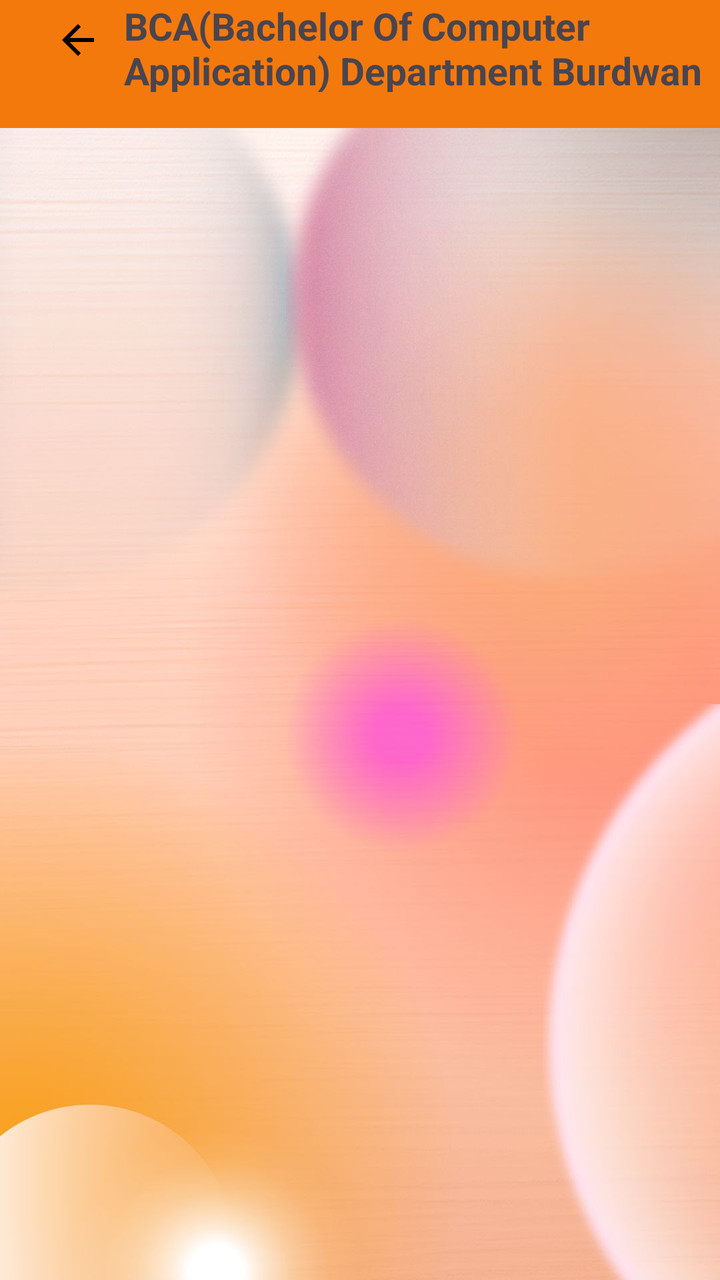
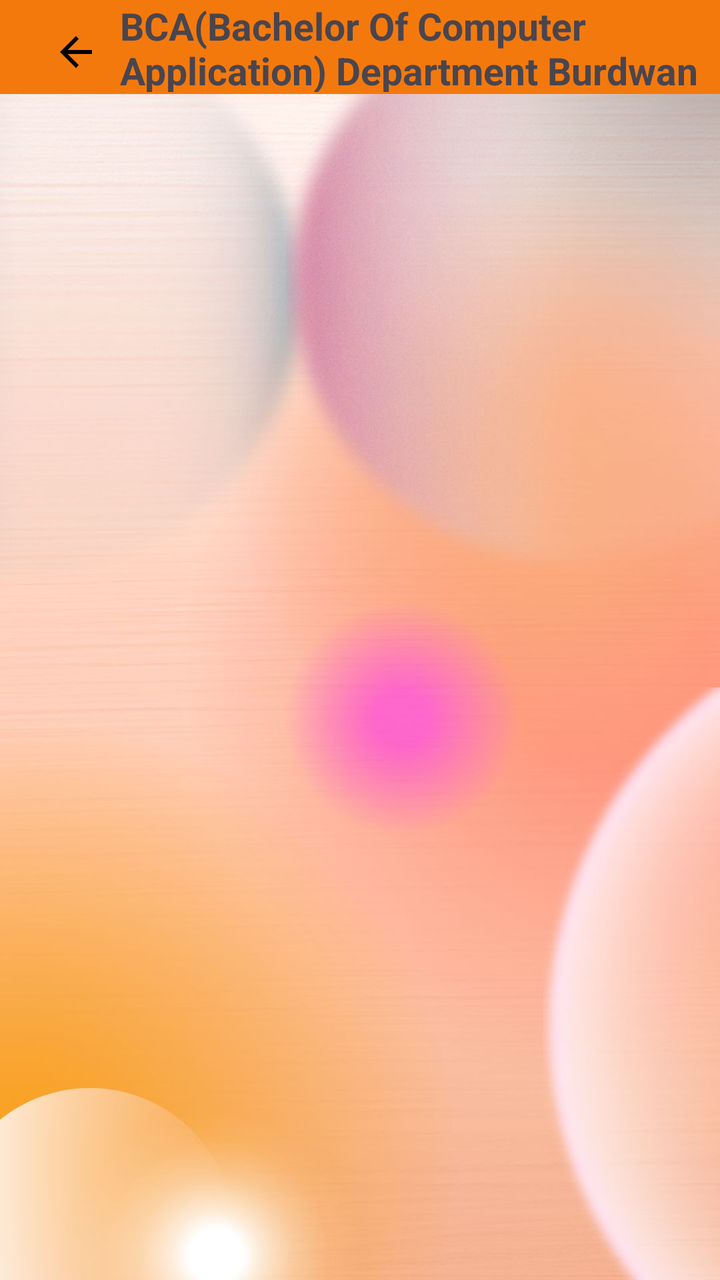

Screens rendered from an Android XML layout before and after an edit, with the pre-edit source and the edit as a unified diff.
<!-- AndroidManifest.xml: application theme Theme.MyApplication -->
<!-- res/layout/activity_one.xml -->
<?xml version="1.0" encoding="utf-8"?>
<RelativeLayout
    xmlns:android="http://schemas.android.com/apk/res/android"
    xmlns:app="http://schemas.android.com/apk/res-auto"
    xmlns:tools="http://schemas.android.com/tools"
    android:layout_width="match_parent"
    android:layout_height="match_parent"
    tools:context=".one"
    tools:ignore="ExtraText">

    <com.google.android.material.appbar.MaterialToolbar
        android:id="@+id/materialToolbar"
        android:layout_width="match_parent"
        android:layout_height="wrap_content"
        android:background="?attr/colorPrimary"
        android:minHeight="?attr/actionBarSize"
        android:theme="?attr/actionBarTheme" />

    <ImageView
        android:layout_width="match_parent"
        android:layout_height="match_parent"
        android:layout_below="@id/materialToolbar"
    android:contentDescription="@string/todo78"
    android:scaleType="centerCrop"
    android:src="@drawable/untitleddesignh"
    tools:ignore="VisualLintBounds" />

    <LinearLayout
        android:layout_width="match_parent"
        android:layout_height="@dimen/dim_46"
        android:layout_alignParentTop="true"
        android:layout_alignParentEnd="true"
        android:layout_marginEnd="0dp"
        android:layout_below="@id/materialToolbar"
    tools:ignore="UselessLeaf,TextSizeCheck">

    <ImageButton
        android:id="@+id/button1"
        android:layout_width="@dimen/dim_46"
        android:layout_height="@dimen/dim_34"
        android:layout_marginStart="@dimen/dim_16"
        android:layout_marginTop="@dimen/dim_3"
        android:background="@null"
        android:src="@drawable/baseline_arrow_back_24"
        tools:ignore="ContentDescription,ImageContrastCheck,MissingConstraints,SpeakableTextPresentCheck,TouchTargetSizeCheck"/>

    <TextView
        android:layout_width="0dp"
        android:layout_height="match_parent"
        android:layout_weight="1"
        android:layout_gravity="center"
        android:text="@string/text8"
        android:textAlignment="gravity"
        android:textColorHint="#1B1818"
        android:textSize="19sp"
        android:textStyle="bold"
        tools:ignore="TextSizeCheck,VisualLintBounds" />
</LinearLayout>

    <androidx.recyclerview.widget.RecyclerView
        android:id="@+id/recyle33"
        android:layout_width="@dimen/dim_379"
        android:layout_height="673dp"
        android:layout_alignParentStart="true"
        android:layout_alignParentBottom="true"
        android:layout_centerHorizontal="true"
        android:layout_marginStart="@dimen/dim_15"
        android:layout_marginBottom="-5dp"
        app:layoutManager="androidx.recyclerview.widget.GridLayoutManager"
        app:spanCount="2"
        tools:listitem="@layout/item_books" />

    </RelativeLayout>
<!-- res/layout/item_books.xml (included above) -->
<?xml version="1.0" encoding="utf-8"?>
<androidx.cardview.widget.CardView xmlns:android="http://schemas.android.com/apk/res/android"
    xmlns:tools="http://schemas.android.com/tools"
    android:layout_width="match_parent"
    android:layout_height="wrap_content"
    xmlns:app="http://schemas.android.com/apk/res-auto"
    android:layout_margin="@dimen/dim_5"
    app:cardCornerRadius="@dimen/dim_7">
    <LinearLayout
        android:layout_width="match_parent"
        android:layout_height="wrap_content"
        android:orientation="vertical">
        <androidx.cardview.widget.CardView
            android:layout_width="match_parent"
            android:layout_margin="@dimen/dim_5"
            app:cardCornerRadius="@dimen/dim_7"
            android:layout_height="@dimen/dim_250"
            app:cardElevation="@dimen/dim_10">
            <ImageView
                android:src="@drawable/downloads"
                android:layout_width="match_parent"
                android:layout_height="match_parent"
                android:adjustViewBounds="true"
                android:id="@+id/book_cover"
                tools:ignore="ContentDescription" />
        </androidx.cardview.widget.CardView>

        <TextView
            android:id="@+id/book_t"
            android:layout_width="wrap_content"
            android:layout_height="wrap_content"
            android:layout_margin="@dimen/dim_10"
            android:text="@string/_101_computer_fundamental"
            android:textColor="#090909"
            android:textSize="12sp"
            tools:ignore="VisualLintBounds" />
    </LinearLayout>

</androidx.cardview.widget.CardView>
<!-- resources referenced by this layout -->
<resources>
  <dimen name="dim_10">10dp</dimen>
  <dimen name="dim_15">15dp</dimen>
  <dimen name="dim_16">16dp</dimen>
  <dimen name="dim_250">250dp</dimen>
  <dimen name="dim_3">3dp</dimen>
  <dimen name="dim_34">34dp</dimen>
  <dimen name="dim_379">379dp</dimen>
  <dimen name="dim_46">46dp</dimen>
  <dimen name="dim_5">5dp</dimen>
  <dimen name="dim_7">7dp</dimen>
  <!-- drawable baseline_arrow_back_24 (drawable) -->
  <vector android:autoMirrored="true" android:height="24dp"
      android:tint="#000000" android:viewportHeight="24"
      android:viewportWidth="24" android:width="24dp" xmlns:android="http://schemas.android.com/apk/res/android">
      <path android:fillColor="@android:color/white" android:pathData="M20,11H7.83l5.59,-5.59L12,4l-8,8 8,8 1.41,-1.41L7.83,13H20v-2z"/>
  </vector>
  <!-- drawable downloads: jpg bitmap (drawable, 11586 bytes) -->
  <!-- drawable untitleddesignh: jpg bitmap (drawable, 84470 bytes) -->
  <string name="_101_computer_fundamental">101-Computer FundaMental</string>
  <string name="text8">BCA(Bachelor Of Computer Application) Department Burdwan University</string>
  <string name="todo78">TODO45</string>
  <style name="Theme.MyApplication" parent="Base.Theme.MyApplication" />
  <style name="Base.Theme.MyApplication" parent="Theme.Material3.DayNight.NoActionBar">
          
          
  
          <item name="colorPrimary">#F4790C</item>
      </style>
</resources>

<!-- the commit's change to res/layout/activity_one.xml (unified diff, before → after) -->
@@ -11,7 +11,7 @@
     <com.google.android.material.appbar.MaterialToolbar
         android:id="@+id/materialToolbar"
         android:layout_width="match_parent"
-        android:layout_height="wrap_content"
+        android:layout_height="47dp"
         android:background="?attr/colorPrimary"
         android:minHeight="?attr/actionBarSize"
         android:theme="?attr/actionBarTheme" />
@@ -34,37 +34,37 @@
         android:layout_below="@id/materialToolbar"
     tools:ignore="UselessLeaf,TextSizeCheck">
 
-    <ImageButton
-        android:id="@+id/button1"
-        android:layout_width="@dimen/dim_46"
-        android:layout_height="@dimen/dim_34"
-        android:layout_marginStart="@dimen/dim_16"
-        android:layout_marginTop="@dimen/dim_3"
-        android:background="@null"
-        android:src="@drawable/baseline_arrow_back_24"
-        tools:ignore="ContentDescription,ImageContrastCheck,MissingConstraints,SpeakableTextPresentCheck,TouchTargetSizeCheck"/>
+        <ImageButton
+            android:id="@+id/button1"
+            android:layout_width="44dp"
+            android:layout_height="46dp"
+            android:layout_marginStart="@dimen/dim_16"
+            android:layout_marginTop="@dimen/dim_3"
+            android:background="@null"
+            android:src="@drawable/baseline_arrow_back_24"
+            tools:ignore="ContentDescription,ImageContrastCheck,MissingConstraints,SpeakableTextPresentCheck,TouchTargetSizeCheck" />
 
-    <TextView
-        android:layout_width="0dp"
-        android:layout_height="match_parent"
-        android:layout_weight="1"
-        android:layout_gravity="center"
-        android:text="@string/text8"
-        android:textAlignment="gravity"
-        android:textColorHint="#1B1818"
-        android:textSize="19sp"
-        android:textStyle="bold"
-        tools:ignore="TextSizeCheck,VisualLintBounds" />
-</LinearLayout>
+        <TextView
+            android:layout_width="0dp"
+            android:layout_height="match_parent"
+            android:layout_gravity="center"
+            android:layout_weight="1"
+            android:text="@string/text8"
+            android:textAlignment="gravity"
+            android:textColorHint="#1B1818"
+            android:textSize="19sp"
+            android:textStyle="bold"
+            tools:ignore="TextSizeCheck,VisualLintBounds" />
+    </LinearLayout>
 
     <androidx.recyclerview.widget.RecyclerView
         android:id="@+id/recyle33"
-        android:layout_width="@dimen/dim_379"
-        android:layout_height="673dp"
+        android:layout_width="match_parent"
+        android:layout_height="682dp"
         android:layout_alignParentStart="true"
         android:layout_alignParentBottom="true"
         android:layout_centerHorizontal="true"
-        android:layout_marginStart="@dimen/dim_15"
+        android:layout_marginStart="0dp"
         android:layout_marginBottom="-5dp"
         app:layoutManager="androidx.recyclerview.widget.GridLayoutManager"
         app:spanCount="2"
<!-- resource entries referenced after the edit -->
@@ -1,12 +1,9 @@
 <!-- resources referenced by this layout -->
 <resources>
   <dimen name="dim_10">10dp</dimen>
-  <dimen name="dim_15">15dp</dimen>
   <dimen name="dim_16">16dp</dimen>
   <dimen name="dim_250">250dp</dimen>
   <dimen name="dim_3">3dp</dimen>
-  <dimen name="dim_34">34dp</dimen>
-  <dimen name="dim_379">379dp</dimen>
   <dimen name="dim_46">46dp</dimen>
   <dimen name="dim_5">5dp</dimen>
   <dimen name="dim_7">7dp</dimen>
